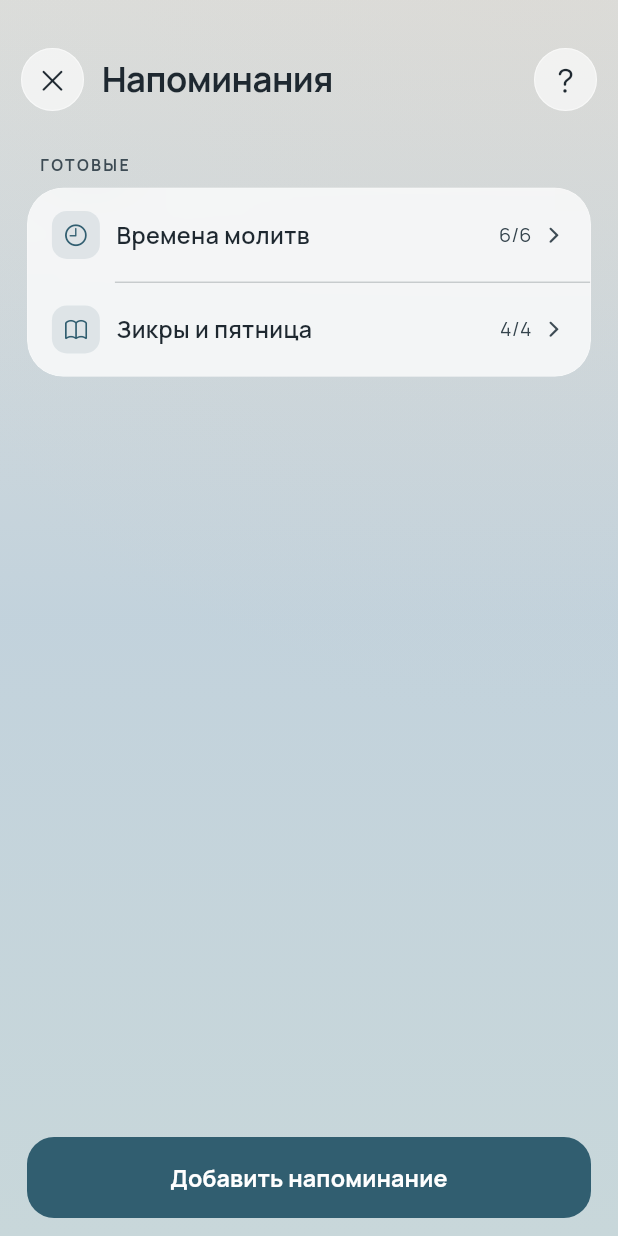
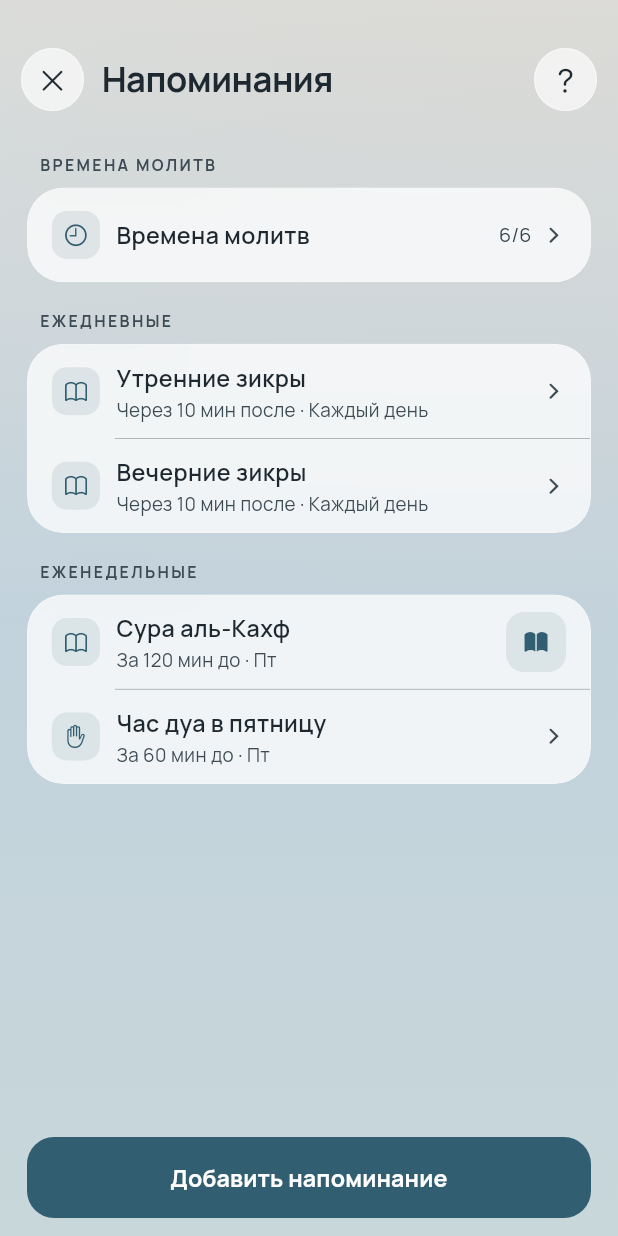
Before and after one commit to Muahhidun/Jadwal, a Flutter app: the RemindersScreen widget shown alone on an empty page, opened directly, on a phone screen of 412 x 824 dp. Run offline on Flutter 3.47's test engine with Material 3 defaults, Android fonts, the phone set to English and light mode, and no system bars; our stand-ins replace adhan, flutter_compass, flutter_local_notifications, flutter_map, flutter_timezone, geolocator and 5 more; accounts and stored records are empty; network calls fail.

Commit message:
fix: restore Friday Kahf task and scope Qibla haptics

```diff
--- a/app/lib/screens/reminders.dart
+++ b/app/lib/screens/reminders.dart
@@ -7,6 +7,7 @@ import '../notifications/notifications.dart';
 import '../prayer/schedule_service.dart';
 import '../services/alarm_service.dart';
 import '../theme/tokens.dart';
+import 'kahf_reader.dart';
 import 'settings_shell.dart';
 
 const _prayerIds = ['fajr', 'sunrise', 'dhuhr', 'asr', 'maghrib', 'isha'];
@@ -160,7 +161,7 @@ class RemindersScreen extends StatelessWidget {
           padding: const EdgeInsets.only(top: 8, bottom: 30),
           children: [
             DauamSection(
-              label: kz ? 'ДАЙЫН' : 'ГОТОВЫЕ',
+              label: kz ? 'НАМАЗ УАҚЫТТАРЫ' : 'ВРЕМЕНА МОЛИТВ',
               children: [
                 DauamSettingsRow(
                   icon: CupertinoIcons.clock,
@@ -172,16 +173,62 @@ class RemindersScreen extends StatelessWidget {
                     context,
                   ).push(dauamSettingsRoute(const PrayerRemindersScreen())),
                 ),
+              ],
+            ),
+            DauamSection(
+              label: kz ? 'КҮН САЙЫН' : 'ЕЖЕДНЕВНЫЕ',
+              children: [
+                for (final item in [
+                  ('morning', kz ? 'Таңғы зікірлер' : 'Утренние зикры'),
+                  ('evening', kz ? 'Кешкі зікірлер' : 'Вечерние зикры'),
+                ])
+                  DauamSettingsRow(
+                    icon: CupertinoIcons.book,
+                    title: item.$2,
+                    subtitle: _configLabel(
+                      kz,
+                      app.getReminderConfig(item.$1, app.lang),
+                    ),
+                    onTap: () => Navigator.of(context).push(
+                      dauamSettingsRoute(
+                        ReminderDetailScreen(configId: item.$1),
+                      ),
+                    ),
+                  ),
+              ],
+            ),
+            DauamSection(
+              label: kz ? 'ӘР АПТАДА' : 'ЕЖЕНЕДЕЛЬНЫЕ',
+              children: [
                 DauamSettingsRow(
                   icon: CupertinoIcons.book,
-                  title: kz ? 'Зікірлер мен жұма' : 'Зикры и пятница',
-                  trailing: _ReminderCount(
-                    value:
-                        '${_enabledCount(app, const ['morning', 'evening', 'kahf', 'dua'])}/4',
-                  ),
-                  onTap: () => Navigator.of(
-                    context,
-                  ).push(dauamSettingsRoute(const WorshipRemindersScreen())),
+                  title: kz ? '«әл-Кәһф» сүресі' : 'Сура аль-Кахф',
+                  subtitle: _configLabel(
+                    kz,
+                    app.getReminderConfig('kahf', app.lang),
+                  ),
+                  trailing: _KahfReadAction(
+                    kz: kz,
+                    onTap: () => _openKahfReader(context),
+                  ),
+                  onTap: () => Navigator.of(context).push(
+                    dauamSettingsRoute(
+                      const ReminderDetailScreen(configId: 'kahf'),
+                    ),
+                  ),
+                ),
+                DauamSettingsRow(
+                  icon: CupertinoIcons.hand_raised,
+                  title: kz ? 'Жұма күнгі дұға сағаты' : 'Час дуа в пятницу',
+                  subtitle: _configLabel(
+                    kz,
+                    app.getReminderConfig('dua', app.lang),
+                  ),
+                  onTap: () => Navigator.of(context).push(
+                    dauamSettingsRoute(
+                      const ReminderDetailScreen(configId: 'dua'),
+                    ),
+                  ),
                 ),
               ],
             ),
@@ -206,6 +253,46 @@ class RemindersScreen extends StatelessWidget {
                 ],
               ),
           ],
+        ),
+      ),
+    );
+  }
+}
+
+void _openKahfReader(BuildContext context) {
+  final rootNavigator = Navigator.of(context, rootNavigator: true);
+  rootNavigator.pop();
+  WidgetsBinding.instance.addPostFrameCallback((_) {
+    rootNavigator.push(kahfReaderRoute());
+  });
+}
+
+class _KahfReadAction extends StatelessWidget {
+  const _KahfReadAction({required this.kz, required this.onTap});
+
+  final bool kz;
+  final VoidCallback onTap;
+
+  @override
+  Widget build(BuildContext context) {
+    final accent = dauamSettingsAccent(context);
+    return Semantics(
+      button: true,
+      label: kz ? 'Сүрені оқу' : 'Читать суру',
+      child: Material(
+        color: accent.withValues(alpha: .11),
+        borderRadius: BorderRadius.circular(12),
+        child: InkWell(
+          borderRadius: BorderRadius.circular(12),
+          onTap: () {
+            HapticFeedback.selectionClick();
+            onTap();
+          },
+          child: SizedBox(
+            width: 40,
+            height: 40,
+            child: Icon(CupertinoIcons.book_fill, size: 18, color: accent),
+          ),
         ),
       ),
     );
```
Also changed, not shown: app/lib/screens/home.dart (+11 -1 lines), app/lib/screens/qibla_screen.dart (+20 -1 lines), 2 other files.
